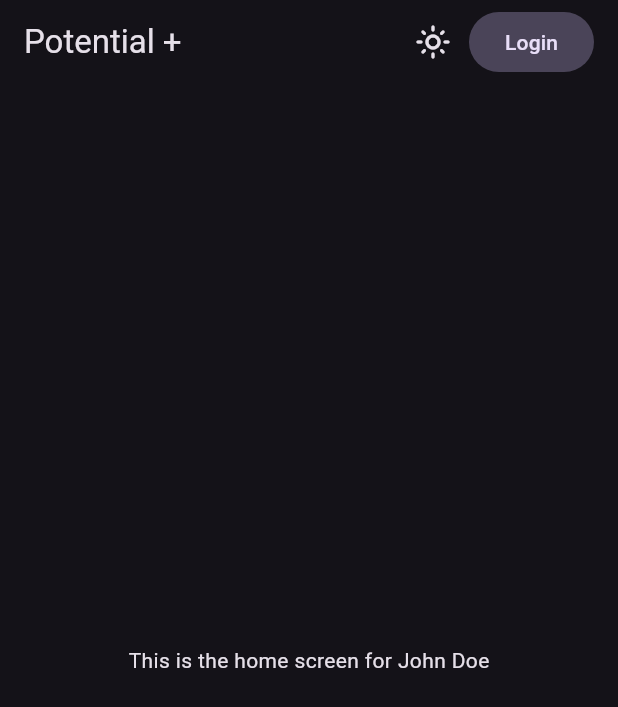
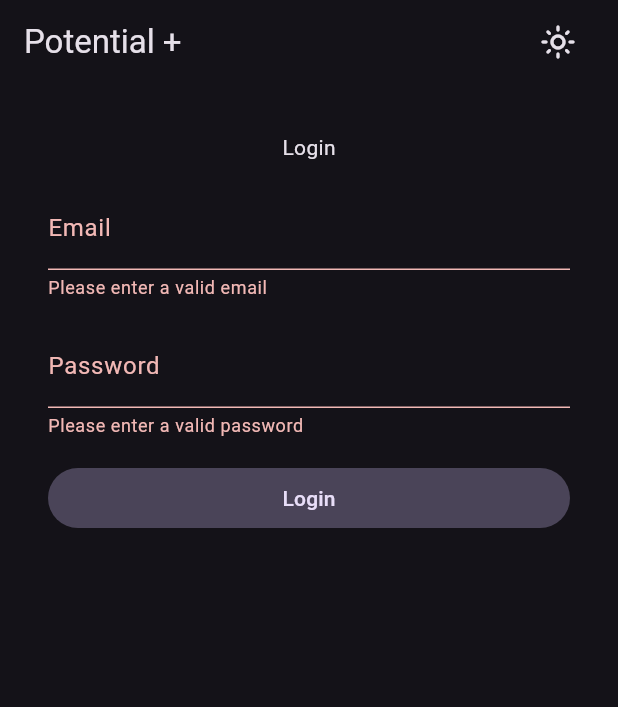
Before and after one commit to alphainfinitus/potential_plus, a Flutter app: the screen it shows after launch, after a tap on "Login", on a phone screen of 412 x 824 dp. Shown: the top 707 px of the screen. Run offline on Flutter 3.47's test engine with Material 3 defaults, Android fonts, the phone set to English and light mode, and no system bars; our stand-ins replace firebase_auth, firebase_core, flutter_riverpod, riverpod_annotation; accounts and stored records are empty; generated files the repository leaves out were written again.

Commit message:
feat: :sparkles: auth setup

```diff
--- a/lib/constants/text_literals.dart
+++ b/lib/constants/text_literals.dart
@@ -5,4 +5,6 @@ class TextLiterals {
   // Error messages
   static const String networkError = "Unable to connect. Please check your internet connection.";
   static const String genericError = "Something went wrong. Please try again.";
+  static const String invalidLoginCredentials = "Invalid email or password";
+  static const String authStatusUnkown = "Error loading auth status, please restart the app.";
 }
--- a/lib/main.dart
+++ b/lib/main.dart
@@ -4,11 +4,15 @@
 import 'package:potential_plus/constants/text_literals.dart';
 import 'package:potential_plus/firebase_options.dart';
 import 'package:potential_plus/providers/current_theme_provider.dart';
+import 'package:potential_plus/screens/auth/forgot_password_screen.dart';
+import 'package:potential_plus/screens/auth/login_screen.dart';
 import 'package:potential_plus/screens/home/home_screen.dart';
+import 'package:potential_plus/screens/profile/profile_screen.dart';
 
 Future<void> main() async {
   WidgetsFlutterBinding.ensureInitialized();
   await Firebase.initializeApp(options: DefaultFirebaseOptions.currentPlatform);
+
 	runApp(const ProviderScope(child: AppRootWidget()));
 }
 
@@ -22,7 +26,12 @@
 		return MaterialApp(
 			title: TextLiterals.appTitle,
 			theme: currentTheme,
-			home: const HomeScreen(),
+      routes: {
+        '/': (context) => const HomeScreen(),
+        '/login': (context) => const LoginScreen(),
+        '/forgot-password': (context) => const ForgotPasswordScreen(),
+        '/profile': (context) => const ProfileScreen(),
+      },
 		);
 	}
 }
--- /dev/null
+++ b/lib/models/app_user.dart
@@ -0,0 +1,37 @@
+// import 'package:potential_plus/constants/user_role.dart';
+
+class AppUser {
+  const AppUser({
+    required this.id,
+    // required this.username, //typically UID given by institution to the student/teacher, (assigned by us in case of admin role)
+    // required this.name,
+    required this.email,
+    // required this.role // role can be 'student', 'teacher' or 'admin'
+  });
+
+  final String id;
+  // final String username;
+  // final String name;
+  final String email;
+  // final UserRole role;
+
+
+  factory AppUser.fromJson(Map<String, dynamic> json) {
+    return AppUser(
+      id: json['id'],
+      // username: json['username'],
+      // name: json['name'],
+      email: json['email'],
+      // password: json['password'],
+      // role: json['role'],
+    );
+  }
+
+  Map<String, dynamic> toJson() => {
+    'id': id,
+    // 'username': username,
+    // 'name': name,
+    'email': email,
+    // 'roles': role,
+  };
+}
--- a/lib/providers/auth_provider.dart
+++ b/lib/providers/auth_provider.dart
@@ -1,18 +1,22 @@
+import 'package:firebase_auth/firebase_auth.dart';
 import 'package:flutter_riverpod/flutter_riverpod.dart';
-import 'package:potential_plus/constants/user_role.dart';
-import 'package:potential_plus/models/user.dart';
+import 'package:potential_plus/models/app_user.dart';
 
+final authProvider = StreamProvider.autoDispose<AppUser?>((ref) async* {
+  final Stream<AppUser?> userStream = FirebaseAuth.instance.authStateChanges().map((user) {
+    if (user == null) {
+      return null;
+    }
 
-// mock user object.
-const User user = User(
-  id: '1',
-  username: 'student_1',
-  name: 'John Doe',
-  email: 'john@doe.com',
-  password: 'john123',
-  role: UserRole.student,
-);
+    // fetch additional user data from firestore
 
-final authProvider = Provider((ref) {
-  return user;
+    return AppUser(
+      id: user.uid,
+      email: user.email!,
+    );
+  });
+
+  await for (final AppUser? user in userStream) {
+    yield user;
+  }
 });
--- /dev/null
+++ b/lib/screens/auth/login_screen.dart
@@ -0,0 +1,103 @@
+import 'package:flutter/material.dart';
+import 'package:potential_plus/constants/text_literals.dart';
+import 'package:potential_plus/services/auth_service.dart';
+
+class LoginScreen extends StatefulWidget {
+  const LoginScreen({super.key});
+
+  @override
+  State<LoginScreen> createState() => _LoginScreenState();
+}
+
+class _LoginScreenState extends State<LoginScreen> {
+  final GlobalKey<FormState> _formKey = GlobalKey<FormState>();
+
+  final TextEditingController _emailController = TextEditingController();
+  final TextEditingController _passwordController = TextEditingController();
+
+  String? _errorMessage;
+
+  @override
+  Widget build(BuildContext context) {
+    return Padding(
+      padding: const EdgeInsets.all(32.0),
+      child: Form(
+        key: _formKey,
+        child: Column(
+          crossAxisAlignment: CrossAxisAlignment.stretch,
+          children: [
+            // intro text
+            const Center(child: Text('Login'),),
+
+            const SizedBox(height: 16.0,),
+
+            // email field
+            TextFormField(
+              controller: _emailController,
+              keyboardType: TextInputType.emailAddress,
+              decoration: const InputDecoration(labelText: 'Email'),
+              validator: (value) {
+                if (value == null || value.isEmpty) {
+                  return 'Please enter a valid email';
+                }
+                return null;
+              },
+            ),
+
+            const SizedBox(height: 16.0,),
+
+
+            // password field
+            TextFormField(
+              controller: _passwordController,
+              obscureText: true,
+              decoration: const InputDecoration(labelText: 'Password'),
+              validator: (value) {
+                if (value == null || value.isEmpty) {
+                  return 'Please enter a valid password';
+                }
+                if(value.length < 6) {
+                  return 'Password must be at least 6 characters long';
+                }
+                return null;
+              },
+            ),
+
+            const SizedBox(height: 16.0,),
+
+            // error message
+            if(_errorMessage != null)
+              Padding(
+                padding: const EdgeInsets.all(8.0),
+                child: Text(_errorMessage!, style: const TextStyle(color: Colors.red),),
+              ),
+
+            // submit button
+            FilledButton.tonal(
+              onPressed: () async {
+                if (_formKey.currentState!.validate()) {
+                  setState(() {
+                    _errorMessage = null;
+                  });
+
+                  final email = _emailController.text.trim();
+                  final password = _passwordController.text.trim();
+
+                  final user = await AuthService.signIn(email, password);
+
+                  //error feedback
+                  if(user == null) {
+                    setState(() {
+                      _errorMessage = TextLiterals.invalidLoginCredentials;
+                    });
+                  }
+                }
+              },
+              child: const Text('Login'),
+            ),
+          ],
+        )
+      ),
+    );
+  }
+}
--- a/lib/screens/home/home_screen.dart
+++ b/lib/screens/home/home_screen.dart
@@ -1,6 +1,10 @@
 import 'package:flutter/material.dart';
 import 'package:flutter_riverpod/flutter_riverpod.dart';
+import 'package:potential_plus/constants/text_literals.dart';
+import 'package:potential_plus/models/app_user.dart';
 import 'package:potential_plus/providers/auth_provider.dart';
+import 'package:potential_plus/screens/auth/login_screen.dart';
+import 'package:potential_plus/screens/profile/profile_screen.dart';
 import 'package:potential_plus/shared/app_bar_title.dart';
 
 class HomeScreen extends ConsumerWidget {
@@ -8,17 +12,26 @@ class HomeScreen extends ConsumerWidget {
 
 	@override
 	Widget build(BuildContext context, WidgetRef ref) {
-		final user = ref.watch(authProvider);
+
+    final AsyncValue<AppUser?> user = ref.watch(authProvider);
 
 		return Scaffold(
 			appBar: AppBar(
 				title: const AppBarTitle(),
 			),
-			body: Center(
-				child: Text(
-					'This is the home screen for ${user.name}',
-				),
-			),
+			body: user.when(
+        data: (value) {
+          if (value == null) {
+            return const Center(
+              child: LoginScreen(),
+            );
+          }
+
+          return const ProfileScreen();
+        },
+        error: (error, _) => const Text(TextLiterals.authStatusUnkown),
+        loading: () => const CircularProgressIndicator()
+      ),
 		);
 	}
 }
--- /dev/null
+++ b/lib/services/auth_service.dart
@@ -0,0 +1,30 @@
+import 'package:firebase_auth/firebase_auth.dart';
+import 'package:potential_plus/models/app_user.dart';
+
+class AuthService {
+  static final FirebaseAuth _auth = FirebaseAuth.instance;
+
+  static Future<AppUser?> signIn(String email, String password) async {
+    try {
+      final UserCredential userCredential = await _auth.signInWithEmailAndPassword(
+        email: email,
+        password: password,
+      );
+
+      if (userCredential.user == null) {
+        return null;
+      }
+
+      return AppUser(
+        id: userCredential.user!.uid,
+        email: userCredential.user!.email!
+      );
+    } catch (e) {
+      return null;
+    }
+  }
+
+  static Future<void> signOut() async {
+    await _auth.signOut();
+  }
+}
--- a/lib/shared/app_bar_title.dart
+++ b/lib/shared/app_bar_title.dart
@@ -2,24 +2,18 @@ import 'package:flutter/material.dart';
 import 'package:potential_plus/constants/text_literals.dart';
 import 'package:potential_plus/shared/dark_mode_toggle_button.dart';
 class AppBarTitle extends StatelessWidget {
-  const AppBarTitle({super.key});
+  const AppBarTitle({super.key, this.title});
+
+  final String? title;
 
   @override
   Widget build(BuildContext context) {
 
-    void onLoginPressed() {
-      Navigator.of(context).pushNamed('/login');
-    }
-
     return Row(
       children: [
-        const Text(TextLiterals.appTitle),
+        Text(title ?? TextLiterals.appTitle),
         const Expanded(child: SizedBox()),
         const DarkModeToggleButton(),
-        FilledButton.tonal(
-          onPressed: onLoginPressed,
-          child: const Text('Login')
-        ),
       ]
     );
 
```
Also changed, not shown: lib/models/user.dart (deleted, +0 -40 lines), lib/screens/auth/forgot_password_screen.dart (added, +20 -0 lines), lib/screens/profile/profile_screen.dart (added, +28 -0 lines).
